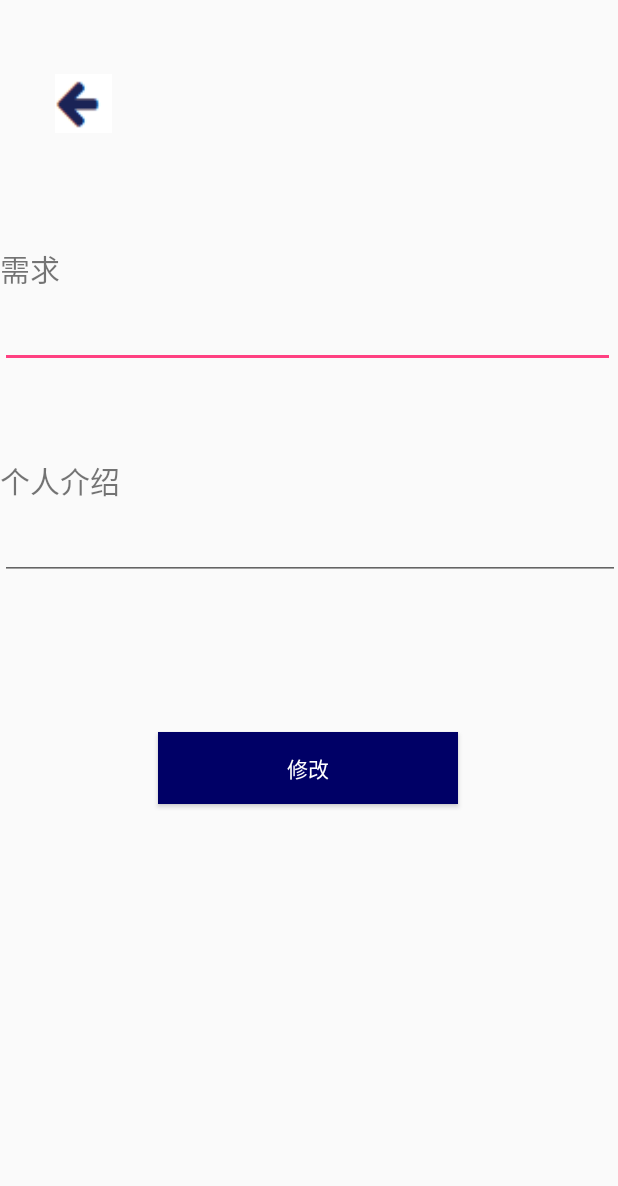
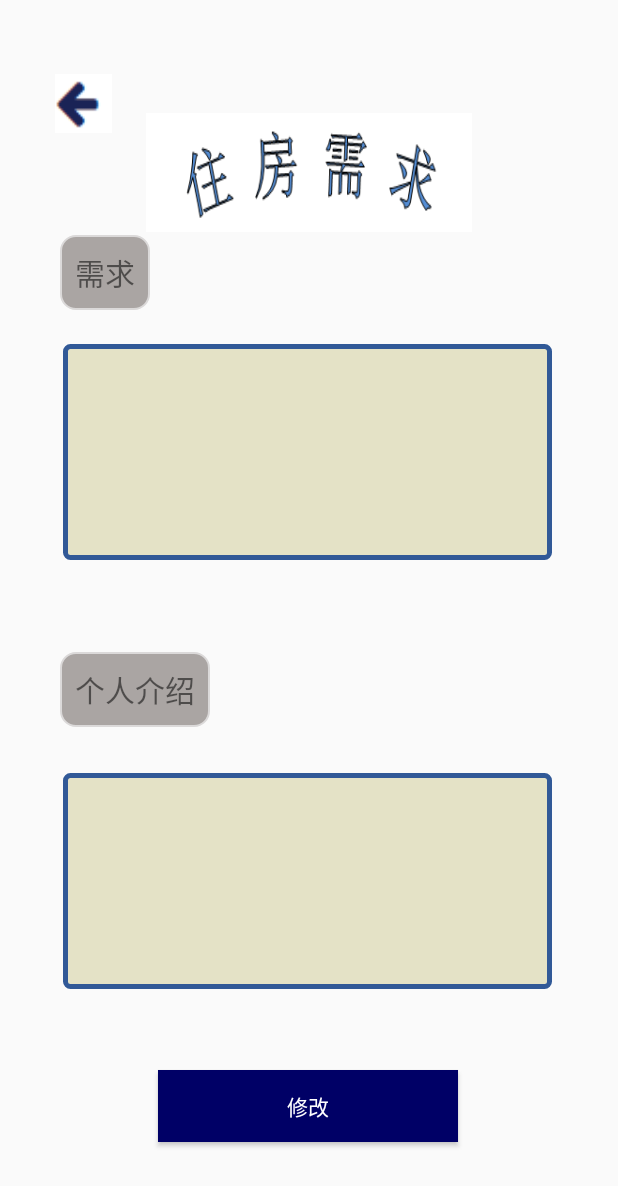
Before and after one commit to PokemonJik/ZSY, an Android app: the xqfb screen opened directly, with no data from a screen before it, on a phone screen of 412 x 824 dp. Shown: the top 1186 px of the screen. Run offline under Robolectric (Android 15) with nearby library versions, the phone set to English and light mode, and no system bars; 2 statements that could not run were skipped.

Commit message:
需求发布界面bug修改以及优化

```diff
--- a/app/src/main/java/com/wangj/testproject/connectURL.java
+++ b/app/src/main/java/com/wangj/testproject/connectURL.java
@@ -1,5 +1,5 @@
 package com.wangj.testproject;
 
 public class connectURL {
-    String URL = "192.168.0.103";
+    String URL = "192.168.0.105";
 }
--- a/app/src/main/java/com/wangj/testproject/xqfb.java
+++ b/app/src/main/java/com/wangj/testproject/xqfb.java
@@ -50,6 +50,7 @@ public class xqfb extends AppCompatActivity {
         demand = findViewById(R.id.E1);
         introduce = findViewById(R.id.E2);
         tj = findViewById(R.id.B1);
+        Looper.prepare();
         demand.setText(message[0]);
         introduce.setText(message[1]);
         tj.setText("修改");
@@ -58,12 +59,9 @@ public class xqfb extends AppCompatActivity {
             public void onClick(View view) {
                 Thread thread = new Thread(runff);
                 thread.start();
-
             }
         });
-
-
-
+        Looper.loop();
 //        tj.setOnClickListener(new View.OnClickListener(){
 //            @Override
 //            public void onClick(View view) {
@@ -84,7 +82,6 @@ public class xqfb extends AppCompatActivity {
             public void onClick(View view) {
                 Thread thread = new Thread(runnable);
                 thread.start();
-
             }
         });
     }
@@ -95,23 +92,22 @@ public class xqfb extends AppCompatActivity {
             Http_xqfb httpxqfb = new Http_xqfb();
             String Demand = demand.getText().toString();
             String Introduce = introduce.getText().toString();
-//            demand.setText(Demand);
-//            introduce.setText(Introduce);
             String connectURL = "http://"+url.URL+"/xqfb.php";
             flag = httpxqfb.gotoConn(a,Demand,Introduce,connectURL);
             if(flag==1){
                 Intent intent = new Intent(xqfb.this,gr.class);
                 startActivity(intent);
                 Looper.prepare();
-                Toast.makeText(xqfb.this,"住房需求更新成功",Toast.LENGTH_SHORT).show();
+                Toast.makeText(xqfb.this,"住房需求发布成功",Toast.LENGTH_SHORT).show();
                 Looper.loop();
             }else{
                 Looper.prepare();
-                Toast.makeText(xqfb.this,"住房需求更新失败",Toast.LENGTH_SHORT).show();
+                Toast.makeText(xqfb.this,"住房需求发布失败",Toast.LENGTH_SHORT).show();
                 Looper.loop();
             }
         }
     };
+
     Runnable runf = new Runnable() {
         @Override
         public void run() {
@@ -140,11 +136,11 @@ public class xqfb extends AppCompatActivity {
                 Intent intent = new Intent(xqfb.this, gr.class);
                 startActivity(intent);
                 Looper.prepare();
-                Toast.makeText(xqfb.this, "住房需求发布成功", Toast.LENGTH_SHORT).show();
+                Toast.makeText(xqfb.this, "住房需求更新成功", Toast.LENGTH_SHORT).show();
                 Looper.loop();
             } else {
                 Looper.prepare();
-                Toast.makeText(xqfb.this, "住房需求发布失败", Toast.LENGTH_SHORT).show();
+                Toast.makeText(xqfb.this, "住房需求更新失败", Toast.LENGTH_SHORT).show();
                 Looper.loop();
             }
         }
--- /dev/null
+++ b/app/src/main/res/drawable/editor_style.xml
@@ -0,0 +1,8 @@
+<?xml version="1.0" encoding="UTF-8"?>
+<shape xmlns:android="http://schemas.android.com/apk/res/android">
+    <solid android:color="#E4E2C6" />
+    <corners android:radius="3dip"/>
+    <stroke
+        android:width="3dip"
+        android:color="#315997" />
+</shape>
--- a/app/src/main/res/layout/zfxq.xml
+++ b/app/src/main/res/layout/zfxq.xml
@@ -3,7 +3,9 @@
     xmlns:app="http://schemas.android.com/apk/res-auto"
     xmlns:tools="http://schemas.android.com/tools"
     android:layout_width="match_parent"
-    android:layout_height="match_parent">
+    android:layout_height="match_parent"
+
+    >
 
     <Button
         android:id="@+id/gr"
@@ -23,45 +25,69 @@
         android:id="@+id/T1"
         android:layout_width="wrap_content"
         android:layout_height="wrap_content"
-        android:layout_marginTop="164dp"
+        android:layout_marginEnd="312dp"
+        android:layout_marginRight="312dp"
+        android:background="@drawable/textview_border"
         android:text="需求"
         android:textSize="20dp"
+        app:layout_constraintBottom_toBottomOf="parent"
+        app:layout_constraintEnd_toEndOf="parent"
         app:layout_constraintLeft_toLeftOf="parent"
-        app:layout_constraintTop_toTopOf="parent" />
+        app:layout_constraintTop_toTopOf="parent"
+        app:layout_constraintVertical_bias="0.202" />
 
     <EditText
         android:id="@+id/E1"
-        android:layout_width="410dp"
-        android:layout_height="81dp"
-        android:inputType="date"
+        android:layout_width="326dp"
+        android:layout_height="144dp"
+        android:layout_marginTop="108dp"
+        android:layout_marginEnd="44dp"
+        android:layout_marginRight="44dp"
+        android:background="@drawable/editor_style"
+        android:inputType="textMultiLine"
         android:textSize="25dp"
+        app:layout_constraintBottom_toBottomOf="parent"
+        app:layout_constraintEnd_toEndOf="parent"
         app:layout_constraintLeft_toLeftOf="parent"
-        app:layout_constraintTop_toTopOf="@+id/T1" />
+        app:layout_constraintTop_toTopOf="parent"
+        app:layout_constraintVertical_bias="0.212" />
 
     <TextView
         android:id="@+id/T2"
         android:layout_width="wrap_content"
         android:layout_height="wrap_content"
-        android:layout_marginTop="60dp"
+        android:layout_marginLeft="36dp"
+        android:layout_marginEnd="272dp"
+        android:layout_marginRight="272dp"
+        android:background="@drawable/textview_border"
         android:text="个人介绍"
         android:textSize="20dp"
+        app:layout_constraintBottom_toBottomOf="parent"
+        app:layout_constraintEnd_toEndOf="parent"
         app:layout_constraintLeft_toLeftOf="parent"
-        app:layout_constraintTop_toBottomOf="@id/E1" />
+        app:layout_constraintTop_toTopOf="parent"
+        app:layout_constraintVertical_bias="0.562" />
 
     <EditText
         android:id="@+id/E2"
-        android:layout_width="413dp"
-        android:layout_height="81dp"
-        android:inputType="date"
+        android:layout_width="326dp"
+        android:layout_height="144dp"
+        android:layout_marginLeft="36dp"
+        android:layout_marginEnd="44dp"
+        android:layout_marginRight="44dp"
+        android:background="@drawable/editor_style"
+        android:inputType="textMultiLine"
         android:textSize="25dp"
+        app:layout_constraintBottom_toBottomOf="parent"
+        app:layout_constraintEnd_toEndOf="parent"
         app:layout_constraintLeft_toLeftOf="parent"
-        app:layout_constraintTop_toTopOf="@+id/T2" />
+        app:layout_constraintTop_toTopOf="parent"
+        app:layout_constraintVertical_bias="0.758" />
 
     <Button
         android:id="@+id/B1"
         android:layout_width="200dp"
         android:layout_height="wrap_content"
-        android:layout_marginBottom="152dp"
         android:background="#000066"
         android:text="提交"
         android:textColor="#ffffff"
@@ -70,6 +96,16 @@
         app:layout_constraintLeft_toLeftOf="parent"
         app:layout_constraintRight_toRightOf="parent"
         app:layout_constraintTop_toBottomOf="@+id/E2"
-        app:layout_constraintVertical_bias="0.427" />
+        app:layout_constraintVertical_bias="0.463" />
+
+    <TextView
+        android:id="@+id/textView3"
+        android:layout_width="217dp"
+        android:layout_height="79dp"
+        android:background="@mipmap/zfxq2"
+        app:layout_constraintBottom_toTopOf="@+id/E1"
+        app:layout_constraintEnd_toEndOf="parent"
+        app:layout_constraintStart_toStartOf="parent"
+        app:layout_constraintTop_toTopOf="parent" />
 
 </android.support.constraint.ConstraintLayout>
```
Also changed, not shown: app/src/main/res/mipmap-hdpi/zfxq2.png (added).
